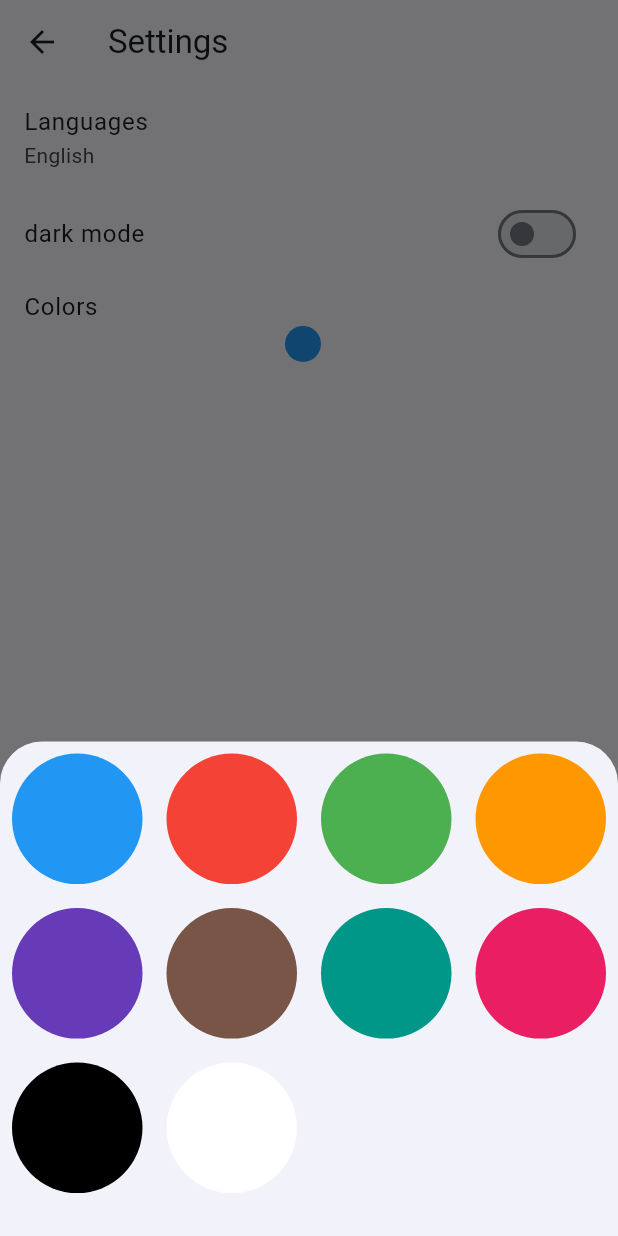
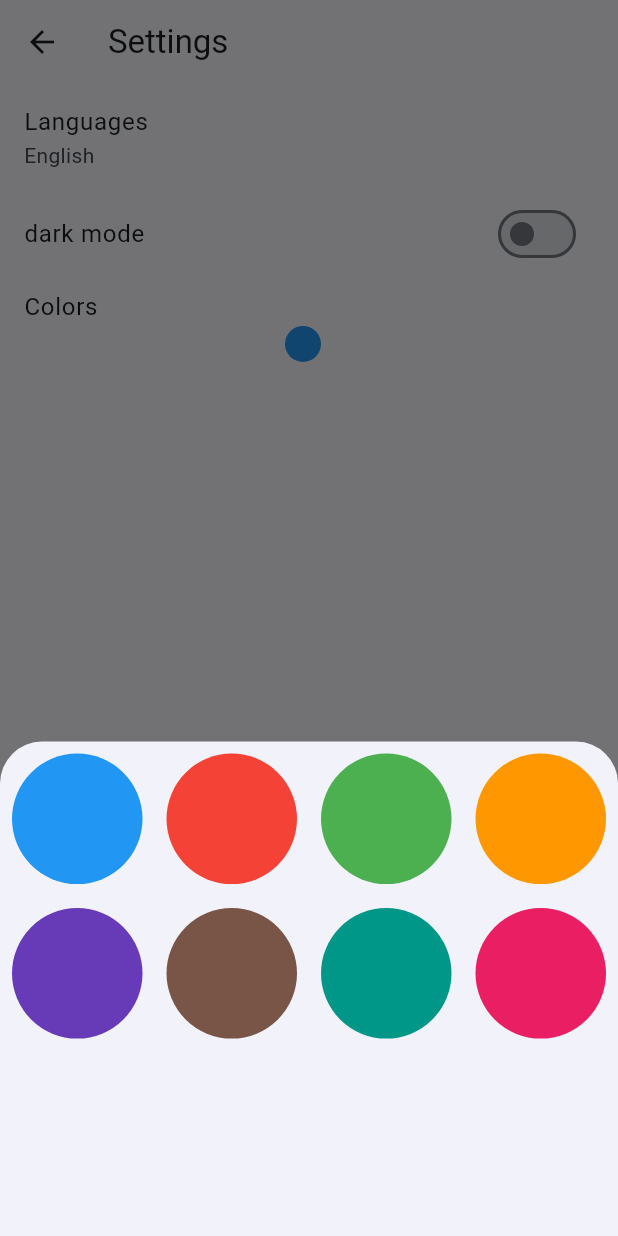
Before and after one commit to hiro259/one_by_one, a Flutter app: the SettingsScreen screen opened directly, after a tap on "Colors", on a phone screen of 412 x 824 dp. Run offline on Flutter 3.47's test engine with Material 3 defaults, Android fonts, the phone set to English and light mode, and no system bars.

Commit message:
delete color black and white

```diff
--- a/lib/main.dart
+++ b/lib/main.dart
@@ -611,8 +611,6 @@ class _SettingsScreenState extends State<SettingsScreen> {
                         _colorOption(Colors.brown, settings),
                         _colorOption(Colors.teal, settings),
                         _colorOption(Colors.pink, settings),
-                        _colorOption(Colors.black, settings),
-                        _colorOption(Colors.white, settings),
                       ],
                     ),
                   );
```
